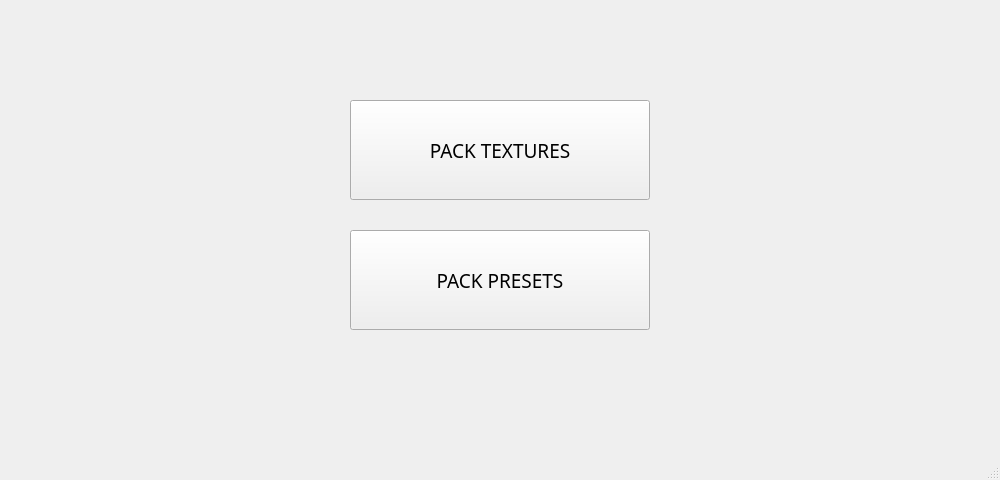
Before: the Qt Designer form MainMenu.ui in Markgundam/TexturePacker, drawn with Qt 5.
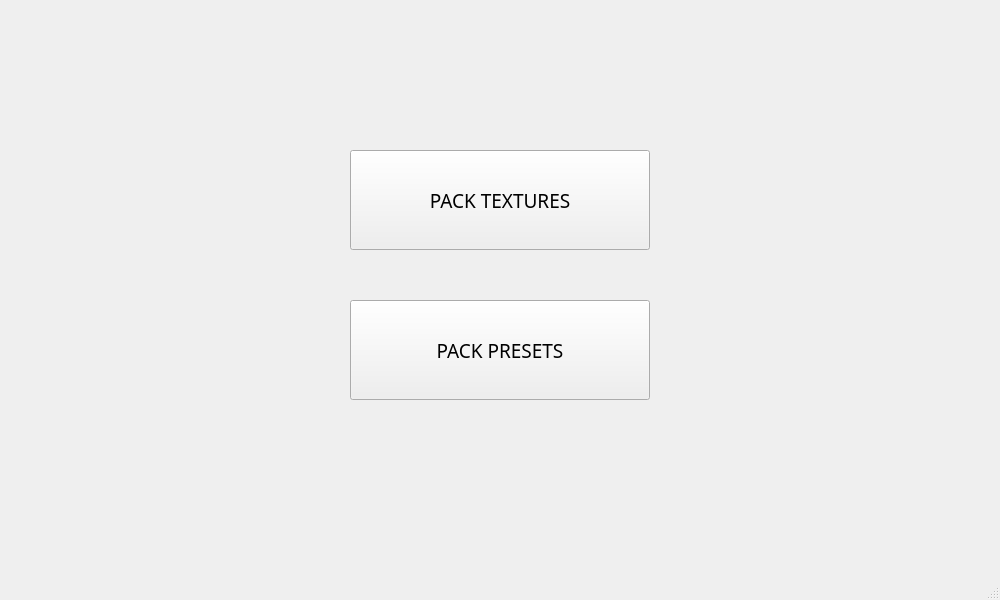
After: the same form once the commit is applied.

What changed in the file:
```diff
--- a/MainMenu.ui
+++ b/MainMenu.ui
@@ -7,13 +7,13 @@
     <x>0</x>
     <y>0</y>
     <width>1000</width>
-    <height>480</height>
+    <height>600</height>
    </rect>
   </property>
   <property name="minimumSize">
    <size>
-    <width>800</width>
-    <height>480</height>
+    <width>1000</width>
+    <height>600</height>
    </size>
   </property>
   <property name="windowTitle">
@@ -24,7 +24,7 @@
     <property name="geometry">
      <rect>
       <x>350</x>
-      <y>230</y>
+      <y>300</y>
       <width>300</width>
       <height>100</height>
      </rect>
@@ -43,7 +43,7 @@
     <property name="geometry">
      <rect>
       <x>350</x>
-      <y>100</y>
+      <y>150</y>
       <width>300</width>
       <height>100</height>
      </rect>
```
